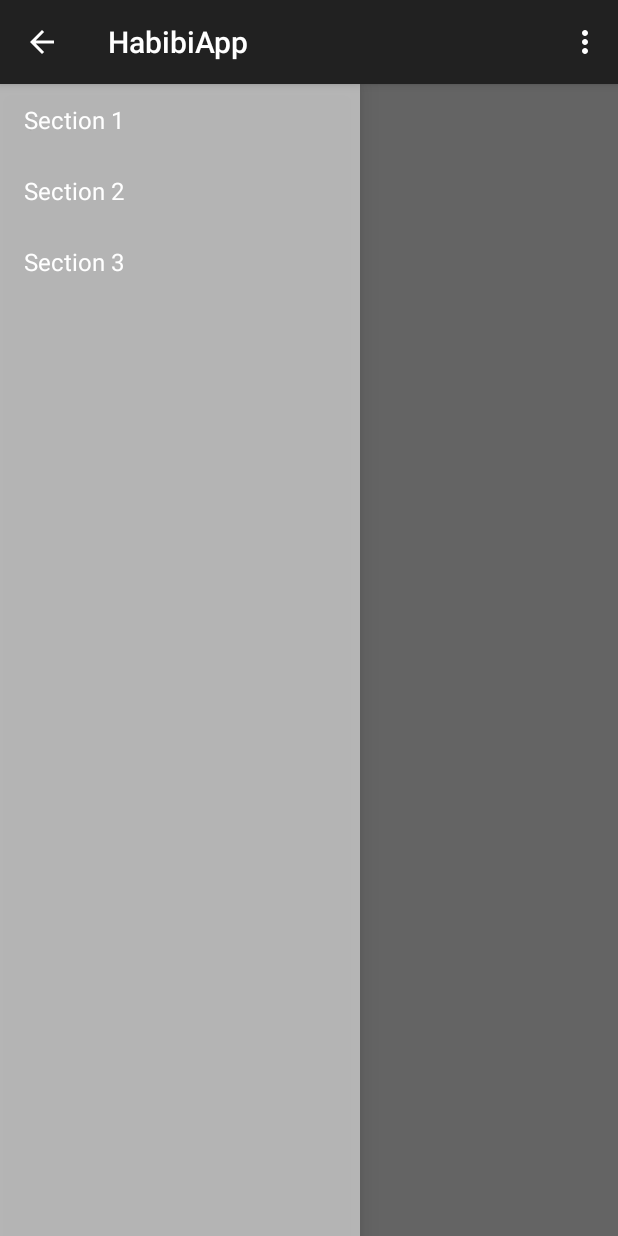
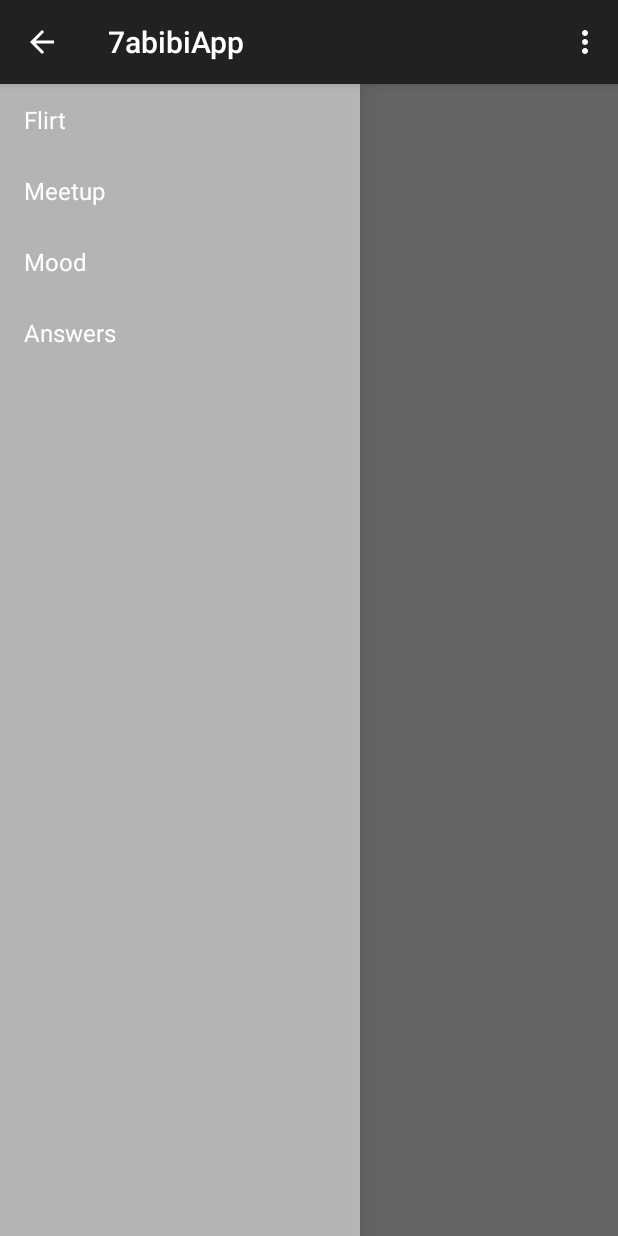
Before and after one commit to seljabali/habibitime-android, an Android app: the screen it shows after launch (MainActivity), on a phone screen of 412 x 824 dp. Run offline under Robolectric (Android 15) with nearby library versions, the phone set to English and light mode, and no system bars; 2 statements that could not run were skipped.

Commit message:
Moved to fragments folder

```diff
--- a/HabibiApp/habibi/src/main/java/com/habibiapp/habibi/MainActivity.java
+++ b/HabibiApp/habibi/src/main/java/com/habibiapp/habibi/MainActivity.java
@@ -1,50 +1,33 @@
 package com.habibiapp.habibi;
 
-import android.app.Activity;
 import android.support.v7.app.ActionBarActivity;
 import android.support.v7.app.ActionBar;
-import android.support.v4.app.Fragment;
 import android.support.v4.app.FragmentManager;
-import android.content.Context;
-import android.os.Build;
 import android.os.Bundle;
-import android.view.Gravity;
-import android.view.LayoutInflater;
 import android.view.Menu;
 import android.view.MenuItem;
-import android.view.View;
-import android.view.ViewGroup;
 import android.support.v4.widget.DrawerLayout;
-import android.widget.ArrayAdapter;
-import android.widget.TextView;
+import com.habibiapp.habibi.fragments.*;
 
 
-public class MainActivity extends ActionBarActivity
-        implements NavigationDrawerFragment.NavigationDrawerCallbacks {
+import com.habibiapp.habibi.fragments.NavigationDrawerFragment;
 
-    /**
-     * Fragment managing the behaviors, interactions and presentation of the navigation drawer.
-     */
-    private NavigationDrawerFragment mNavigationDrawerFragment;
 
-    /**
-     * Used to store the last screen title. For use in {@link #restoreActionBar()}.
-     */
-    private CharSequence mTitle;
+public class MainActivity extends ActionBarActivity implements NavigationDrawerFragment.NavigationDrawerCallbacks {
+
+    private NavigationDrawerFragment navigationDrawerFragment;
+    private CharSequence title;
 
     @Override
     protected void onCreate(Bundle savedInstanceState) {
         super.onCreate(savedInstanceState);
         setContentView(R.layout.activity_main);
 
-        mNavigationDrawerFragment = (NavigationDrawerFragment)
-                getSupportFragmentManager().findFragmentById(R.id.navigation_drawer);
-        mTitle = getTitle();
+        navigationDrawerFragment = (NavigationDrawerFragment) getSupportFragmentManager().findFragmentById(R.id.navigation_drawer);
+        title = getTitle();
 
         // Set up the drawer.
-        mNavigationDrawerFragment.setUp(
-                R.id.navigation_drawer,
-                (DrawerLayout) findViewById(R.id.drawer_layout));
+        navigationDrawerFragment.setUp(R.id.navigation_drawer, (DrawerLayout) findViewById(R.id.drawer_layout));
     }
 
     @Override
@@ -59,13 +42,16 @@ public class MainActivity extends ActionBarActivity
     public void onSectionAttached(int number) {
         switch (number) {
             case 1:
-                mTitle = getString(R.string.title_section1);
+                title = getString(R.string.title_section_flirt);
                 break;
             case 2:
-                mTitle = getString(R.string.title_section2);
+                title = getString(R.string.title_section_meetup);
                 break;
             case 3:
-                mTitle = getString(R.string.title_section3);
+                title = getString(R.string.title_section_mood);
+                break;
+            case 4:
+                title = getString(R.string.title_section_answers);
                 break;
         }
     }
@@ -74,13 +60,13 @@ public class MainActivity extends ActionBarActivity
         ActionBar actionBar = getSupportActionBar();
         actionBar.setNavigationMode(ActionBar.NAVIGATION_MODE_STANDARD);
         actionBar.setDisplayShowTitleEnabled(true);
-        actionBar.setTitle(mTitle);
+        actionBar.setTitle(title);
     }
 
 
     @Override
     public boolean onCreateOptionsMenu(Menu menu) {
-        if (!mNavigationDrawerFragment.isDrawerOpen()) {
+        if (!navigationDrawerFragment.isDrawerOpen()) {
             // Only show items in the action bar relevant to this screen
             // if the drawer is not showing. Otherwise, let the drawer
             // decide what to show in the action bar.
@@ -102,47 +88,4 @@ public class MainActivity extends ActionBarActivity
         }
         return super.onOptionsItemSelected(item);
     }
-
-    /**
-     * A placeholder fragment containing a simple view.
-     */
-    public static class PlaceholderFragment extends Fragment {
-        /**
-         * The fragment argument representing the section number for this
-         * fragment.
-         */
-        private static final String ARG_SECTION_NUMBER = "section_number";
-
-        /**
-         * Returns a new instance of this fragment for the given section
-         * number.
-         */
-        public static PlaceholderFragment newInstance(int sectionNumber) {
-            PlaceholderFragment fragment = new PlaceholderFragment();
-            Bundle args = new Bundle();
-            args.putInt(ARG_SECTION_NUMBER, sectionNumber);
-            fragment.setArguments(args);
-            return fragment;
-        }
-
-        public PlaceholderFragment() {
-        }
-
-        @Override
-        public View onCreateView(LayoutInflater inflater, ViewGroup container,
-                Bundle savedInstanceState) {
-            View rootView = inflater.inflate(R.layout.fragment_main, container, false);
-            TextView textView = (TextView) rootView.findViewById(R.id.section_label);
-            textView.setText(Integer.toString(getArguments().getInt(ARG_SECTION_NUMBER)));
-            return rootView;
-        }
-
-        @Override
-        public void onAttach(Activity activity) {
-            super.onAttach(activity);
-            ((MainActivity) activity).onSectionAttached(
-                    getArguments().getInt(ARG_SECTION_NUMBER));
-        }
-    }
-
 }
--- /dev/null
+++ b/HabibiApp/habibi/src/main/java/com/habibiapp/habibi/fragments/NavigationDrawerFragment.java
@@ -0,0 +1,285 @@
+package com.habibiapp.habibi.fragments;
+
+import android.support.v7.app.ActionBarActivity;
+import android.app.Activity;
+import android.support.v7.app.ActionBar;
+import android.support.v4.app.Fragment;
+import android.support.v4.app.ActionBarDrawerToggle;
+import android.support.v4.view.GravityCompat;
+import android.support.v4.widget.DrawerLayout;
+import android.content.SharedPreferences;
+import android.content.res.Configuration;
+import android.os.Bundle;
+import android.preference.PreferenceManager;
+import android.view.LayoutInflater;
+import android.view.Menu;
+import android.view.MenuInflater;
+import android.view.MenuItem;
+import android.view.View;
+import android.view.ViewGroup;
+import android.widget.AdapterView;
+import android.widget.ArrayAdapter;
+import android.widget.ListView;
+import android.widget.Toast;
+
+import com.habibiapp.habibi.R;
+
+/**
+ * Fragment used for managing interactions for and presentation of a navigation drawer.
+ * See the <a href="https://developer.android.com/design/patterns/navigation-drawer.html#Interaction">
+ * design guidelines</a> for a complete explanation of the behaviors implemented here.
+ */
+public class NavigationDrawerFragment extends Fragment {
+
+    /**
+     * Remember the position of the selected item.
+     */
+    private static final String STATE_SELECTED_POSITION = "selected_navigation_drawer_position";
+
+    /**
+     * Per the design guidelines, you should show the drawer on launch until the user manually
+     * expands it. This shared preference tracks this.
+     */
+    private static final String PREF_USER_LEARNED_DRAWER = "navigation_drawer_learned";
+
+    /**
+     * A pointer to the current callbacks instance (the Activity).
+     */
+    private NavigationDrawerCallbacks mCallbacks;
+
+    /**
+     * Helper component that ties the action bar to the navigation drawer.
+     */
+    private ActionBarDrawerToggle mDrawerToggle;
+
+    private DrawerLayout mDrawerLayout;
+    private ListView mDrawerListView;
+    private View mFragmentContainerView;
+
+    private int mCurrentSelectedPosition = 0;
+    private boolean mFromSavedInstanceState;
+    private boolean mUserLearnedDrawer;
+
+    public NavigationDrawerFragment() {
+    }
+
+    @Override
+    public void onCreate(Bundle savedInstanceState) {
+        super.onCreate(savedInstanceState);
+
+        // Read in the flag indicating whether or not the user has demonstrated awareness of the
+        // drawer. See PREF_USER_LEARNED_DRAWER for details.
+        SharedPreferences sp = PreferenceManager.getDefaultSharedPreferences(getActivity());
+        mUserLearnedDrawer = sp.getBoolean(PREF_USER_LEARNED_DRAWER, false);
+
+        if (savedInstanceState != null) {
+            mCurrentSelectedPosition = savedInstanceState.getInt(STATE_SELECTED_POSITION);
+            mFromSavedInstanceState = true;
+        }
+
+        // Select either the default item (0) or the last selected item.
+        selectItem(mCurrentSelectedPosition);
+    }
+
+    @Override
+    public void onActivityCreated (Bundle savedInstanceState) {
+        super.onActivityCreated(savedInstanceState);
+        // Indicate that this fragment would like to influence the set of actions in the action bar.
+        setHasOptionsMenu(true);
+    }
+
+    @Override
+    public View onCreateView(LayoutInflater inflater, ViewGroup container,
+            Bundle savedInstanceState) {
+        mDrawerListView = (ListView) inflater.inflate(
+                R.layout.fragment_navigation_drawer, container, false);
+        mDrawerListView.setOnItemClickListener(new AdapterView.OnItemClickListener() {
+            @Override
+            public void onItemClick(AdapterView<?> parent, View view, int position, long id) {
+                selectItem(position);
+            }
+        });
+        mDrawerListView.setAdapter(new ArrayAdapter<String>(
+                getActionBar().getThemedContext(),
+                android.R.layout.simple_list_item_1,
+                android.R.id.text1,
+                new String[]{
+                        getString(R.string.title_section_flirt),
+                        getString(R.string.title_section_meetup),
+                        getString(R.string.title_section_mood),
+                        getString(R.string.title_section_answers),
+                }));
+        mDrawerListView.setItemChecked(mCurrentSelectedPosition, true);
+        return mDrawerListView;
+    }
+
+    public boolean isDrawerOpen() {
+        return mDrawerLayout != null && mDrawerLayout.isDrawerOpen(mFragmentContainerView);
+    }
+
+    /**
+     * Users of this fragment must call this method to set up the navigation drawer interactions.
+     *
+     * @param fragmentId   The android:id of this fragment in its activity's layout.
+     * @param drawerLayout The DrawerLayout containing this fragment's UI.
+     */
+    public void setUp(int fragmentId, DrawerLayout drawerLayout) {
+        mFragmentContainerView = getActivity().findViewById(fragmentId);
+        mDrawerLayout = drawerLayout;
+
+        // set a custom shadow that overlays the main content when the drawer opens
+        mDrawerLayout.setDrawerShadow(R.drawable.drawer_shadow, GravityCompat.START);
+        // set up the drawer's list view with items and click listener
+
+        ActionBar actionBar = getActionBar();
+        actionBar.setDisplayHomeAsUpEnabled(true);
+        actionBar.setHomeButtonEnabled(true);
+
+        // ActionBarDrawerToggle ties together the the proper interactions
+        // between the navigation drawer and the action bar app icon.
+        mDrawerToggle = new ActionBarDrawerToggle(
+                getActivity(),                    /* host Activity */
+                mDrawerLayout,                    /* DrawerLayout object */
+                R.drawable.ic_drawer,             /* nav drawer image to replace 'Up' caret */
+                R.string.navigation_drawer_open,  /* "open drawer" description for accessibility */
+                R.string.navigation_drawer_close  /* "close drawer" description for accessibility */
+        ) {
+            @Override
+            public void onDrawerClosed(View drawerView) {
+                super.onDrawerClosed(drawerView);
+                if (!isAdded()) {
+                    return;
+                }
+
+                getActivity().supportInvalidateOptionsMenu(); // calls onPrepareOptionsMenu()
+            }
+
+            @Override
+            public void onDrawerOpened(View drawerView) {
+                super.onDrawerOpened(drawerView);
+                if (!isAdded()) {
+                    return;
+                }
+
+                if (!mUserLearnedDrawer) {
+                    // The user manually opened the drawer; store this flag to prevent auto-showing
+                    // the navigation drawer automatically in the future.
+                    mUserLearnedDrawer = true;
+                    SharedPreferences sp = PreferenceManager
+                            .getDefaultSharedPreferences(getActivity());
+                    sp.edit().putBoolean(PREF_USER_LEARNED_DRAWER, true).commit();
+                }
+
+                getActivity().supportInvalidateOptionsMenu(); // calls onPrepareOptionsMenu()
+            }
+        };
+
+        // If the user hasn't 'learned' about the drawer, open it to introduce them to the drawer,
+        // per the navigation drawer design guidelines.
+        if (!mUserLearnedDrawer && !mFromSavedInstanceState) {
+            mDrawerLayout.openDrawer(mFragmentContainerView);
+        }
+
+        // Defer code dependent on restoration of previous instance state.
+        mDrawerLayout.post(new Runnable() {
+            @Override
+            public void run() {
+                mDrawerToggle.syncState();
+            }
+        });
+
+        mDrawerLayout.setDrawerListener(mDrawerToggle);
+    }
+
+    private void selectItem(int position) {
+        mCurrentSelectedPosition = position;
+        if (mDrawerListView != null) {
+            mDrawerListView.setItemChecked(position, true);
+        }
+        if (mDrawerLayout != null) {
+            mDrawerLayout.closeDrawer(mFragmentContainerView);
+        }
+        if (mCallbacks != null) {
+            mCallbacks.onNavigationDrawerItemSelected(position);
+        }
+    }
+
+    @Override
+    public void onAttach(Activity activity) {
+        super.onAttach(activity);
+        try {
+            mCallbacks = (NavigationDrawerCallbacks) activity;
+        } catch (ClassCastException e) {
+            throw new ClassCastException("Activity must implement NavigationDrawerCallbacks.");
+        }
+    }
+
+    @Override
+    public void onDetach() {
+        super.onDetach();
+        mCallbacks = null;
+    }
+
+    @Override
+    public void onSaveInstanceState(Bundle outState) {
+        super.onSaveInstanceState(outState);
+        outState.putInt(STATE_SELECTED_POSITION, mCurrentSelectedPosition);
+    }
+
+    @Override
+    public void onConfigurationChanged(Configuration newConfig) {
+        super.onConfigurationChanged(newConfig);
+        // Forward the new configuration the drawer toggle component.
+        mDrawerToggle.onConfigurationChanged(newConfig);
+    }
+
+    @Override
+    public void onCreateOptionsMenu(Menu menu, MenuInflater inflater) {
+        // If the drawer is open, show the global app actions in the action bar. See also
+        // showGlobalContextActionBar, which controls the top-left area of the action bar.
+        if (mDrawerLayout != null && isDrawerOpen()) {
+            inflater.inflate(R.menu.global, menu);
+            showGlobalContextActionBar();
+        }
+        super.onCreateOptionsMenu(menu, inflater);
+    }
+
+    @Override
+    public boolean onOptionsItemSelected(MenuItem item) {
+        if (mDrawerToggle.onOptionsItemSelected(item)) {
+            return true;
+        }
+
+        if (item.getItemId() == R.id.action_example) {
+            Toast.makeText(getActivity(), "Example action.", Toast.LENGTH_SHORT).show();
+            return true;
+        }
+
+        return super.onOptionsItemSelected(item);
+    }
+
+    /**
+     * Per the navigation drawer design guidelines, updates the action bar to show the global app
+     * 'context', rather than just what's in the current screen.
+     */
+    private void showGlobalContextActionBar() {
+        ActionBar actionBar = getActionBar();
+        actionBar.setDisplayShowTitleEnabled(true);
+        actionBar.setNavigationMode(ActionBar.NAVIGATION_MODE_STANDARD);
+        actionBar.setTitle(R.string.app_name);
+    }
+
+    private ActionBar getActionBar() {
+        return ((ActionBarActivity) getActivity()).getSupportActionBar();
+    }
+
+    /**
+     * Callbacks interface that all activities using this fragment must implement.
+     */
+    public static interface NavigationDrawerCallbacks {
+        /**
+         * Called when an item in the navigation drawer is selected.
+         */
+        void onNavigationDrawerItemSelected(int position);
+    }
+}
--- /dev/null
+++ b/HabibiApp/habibi/src/main/java/com/habibiapp/habibi/fragments/PlaceholderFragment.java
@@ -0,0 +1,54 @@
+package com.habibiapp.habibi.fragments;
+
+import android.app.Activity;
+import android.os.Bundle;
+import android.support.v4.app.Fragment;
+import android.view.LayoutInflater;
+import android.view.View;
+import android.view.ViewGroup;
+import android.widget.TextView;
+
+import com.habibiapp.habibi.MainActivity;
+import com.habibiapp.habibi.R;
+
+/**
+ * A placeholder fragment containing a simple view.
+ */
+public class PlaceholderFragment extends Fragment {
+    /**
+     * The fragment argument representing the section number for this
+     * fragment.
+     */
+    private static final String ARG_SECTION_NUMBER = "section_number";
+
+    /**
+     * Returns a new instance of this fragment for the given section
+     * number.
+     */
+    public static PlaceholderFragment newInstance(int sectionNumber) {
+        PlaceholderFragment fragment = new PlaceholderFragment();
+        Bundle args = new Bundle();
+        args.putInt(ARG_SECTION_NUMBER, sectionNumber);
+        fragment.setArguments(args);
+        return fragment;
+    }
+
+    public PlaceholderFragment() {
+    }
+
+    @Override
+    public View onCreateView(LayoutInflater inflater, ViewGroup container,
+                             Bundle savedInstanceState) {
+        View rootView = inflater.inflate(R.layout.fragment_main, container, false);
+        TextView textView = (TextView) rootView.findViewById(R.id.section_label);
+        textView.setText(Integer.toString(getArguments().getInt(ARG_SECTION_NUMBER)));
+        return rootView;
+    }
+
+    @Override
+    public void onAttach(Activity activity) {
+        super.onAttach(activity);
+        ((MainActivity) activity).onSectionAttached(
+                getArguments().getInt(ARG_SECTION_NUMBER));
+    }
+}
--- a/HabibiApp/habibi/src/main/res/layout/activity_main.xml
+++ b/HabibiApp/habibi/src/main/res/layout/activity_main.xml
@@ -7,24 +7,15 @@
     android:layout_height="match_parent"
     tools:context="com.habibiapp.habibi.MainActivity">
 
-    <!-- As the main content view, the view below consumes the entire
-         space available using match_parent in both dimensions. -->
     <FrameLayout
         android:id="@+id/container"
         android:layout_width="match_parent"
         android:layout_height="match_parent" />
 
-    <!-- android:layout_gravity="start" tells DrawerLayout to treat
-         this as a sliding drawer on the left side for left-to-right
-         languages and on the right side for right-to-left languages.
-         If you're not building against API 17 or higher, use
-         android:layout_gravity="left" instead. -->
-    <!-- The drawer is given a fixed width in dp and extends the full height of
-         the container. -->
     <fragment android:id="@+id/navigation_drawer"
         android:layout_width="@dimen/navigation_drawer_width"
         android:layout_height="match_parent"
         android:layout_gravity="start"
-        android:name="com.habibiapp.habibi.NavigationDrawerFragment" />
+        android:name="com.habibiapp.habibi.fragments.NavigationDrawerFragment" />
 
 </android.support.v4.widget.DrawerLayout>
--- a/HabibiApp/habibi/src/main/res/layout/fragment_navigation_drawer.xml
+++ b/HabibiApp/habibi/src/main/res/layout/fragment_navigation_drawer.xml
@@ -6,4 +6,4 @@
     android:divider="@android:color/transparent"
     android:dividerHeight="0dp"
     android:background="#cccc"
-    tools:context="com.habibiapp.habibi.NavigationDrawerFragment" />
+    tools:context="com.habibiapp.habibi.fragments.NavigationDrawerFragment" />
--- a/HabibiApp/habibi/src/main/res/values/strings.xml
+++ b/HabibiApp/habibi/src/main/res/values/strings.xml
@@ -1,10 +1,11 @@
 <?xml version="1.0" encoding="utf-8"?>
 <resources>
 
-    <string name="app_name">HabibiApp</string>
-    <string name="title_section1">Section 1</string>
-    <string name="title_section2">Section 2</string>
-    <string name="title_section3">Section 3</string>
+    <string name="app_name">7abibiApp</string>
+    <string name="title_section_flirt">Flirt</string>
+    <string name="title_section_meetup">Meetup</string>
+    <string name="title_section_mood">Mood</string>
+    <string name="title_section_answers">Answers</string>
     <string name="navigation_drawer_open">Open navigation drawer</string>
     <string name="navigation_drawer_close">Close navigation drawer</string>
     <string name="action_example">Example action</string>
```
